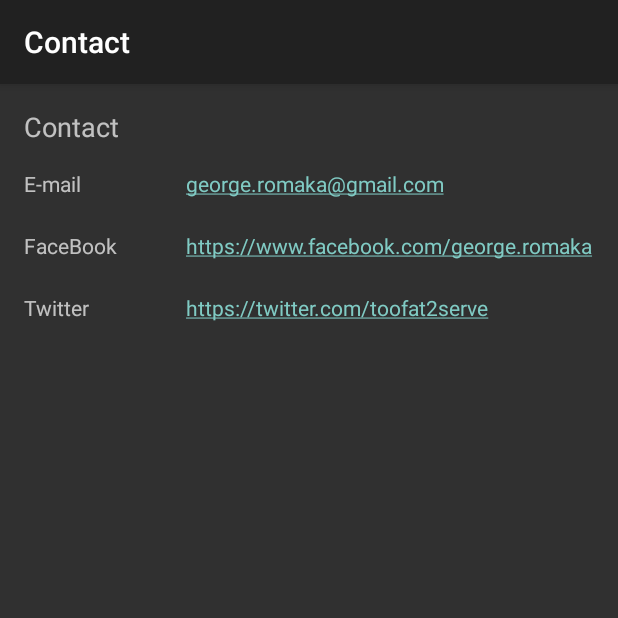
After one commit to toofat2serve/FivePointApp, an Android app: the Contact screen opened directly, with no data from a screen before it, on a phone screen of 412 x 824 dp, the top half of it. The commit adds this screen. Run offline under Robolectric (Android 15) with nearby library versions, the phone set to English and light mode, and no system bars.

Commit message:
//DONE: ADD unit list editing for user //DONE: ADD ABOUT Activity

```diff
--- /dev/null
+++ b/app/src/main/java/com/romaka/fivepointapp/Contact.java
@@ -0,0 +1,14 @@
+package com.romaka.fivepointapp;
+
+import android.os.Bundle;
+import android.app.Activity;
+
+public class Contact extends Activity {
+
+    @Override
+    protected void onCreate(Bundle savedInstanceState) {
+        super.onCreate(savedInstanceState);
+        setContentView(R.layout.activity_about);
+    }
+
+}
--- a/app/src/main/java/com/romaka/fivepointapp/Instrument.java
+++ b/app/src/main/java/com/romaka/fivepointapp/Instrument.java
@@ -64,7 +64,6 @@
    @Override
    public String toString()
    {
-	  // TODO: Implement this method
 	  String str;
 	  String div;
 
--- /dev/null
+++ b/app/src/main/res/layout/activity_about.xml
@@ -0,0 +1,93 @@
+<?xml version="1.0" encoding="utf-8"?>
+<android.support.constraint.ConstraintLayout xmlns:android="http://schemas.android.com/apk/res/android"
+    xmlns:app="http://schemas.android.com/apk/res-auto"
+    xmlns:tools="http://schemas.android.com/tools"
+    android:layout_width="match_parent"
+    android:layout_height="match_parent"
+    tools:context="com.romaka.fivepointapp.Contact"
+    tools:layout_editor_absoluteY="81dp">
+
+    <TextView
+        android:id="@+id/textView"
+        android:layout_width="wrap_content"
+        android:layout_height="wrap_content"
+        android:layout_marginStart="16dp"
+        android:layout_marginLeft="16dp"
+        android:layout_marginTop="16dp"
+        android:text="Contact"
+        android:textAppearance="@style/TextAppearance.AppCompat.Medium"
+        app:layout_constraintStart_toStartOf="parent"
+        app:layout_constraintTop_toTopOf="parent" />
+
+    <TextView
+        android:id="@+id/textView2"
+        android:layout_width="wrap_content"
+        android:layout_height="0dp"
+        android:autoLink="email"
+        android:text="george.romaka@gmail.com"
+        app:layout_constraintBottom_toBottomOf="@+id/textView5"
+        app:layout_constraintStart_toStartOf="@+id/textView4"
+        app:layout_constraintTop_toBottomOf="@+id/guideline2" />
+
+    <TextView
+        android:id="@+id/textView3"
+        android:layout_width="wrap_content"
+        android:layout_height="wrap_content"
+        android:layout_marginTop="22dp"
+        android:text="FaceBook"
+        app:layout_constraintStart_toStartOf="@+id/textView5"
+        app:layout_constraintTop_toBottomOf="@+id/textView5" />
+
+    <TextView
+        android:id="@+id/textView4"
+        android:layout_width="wrap_content"
+        android:layout_height="wrap_content"
+        android:autoLink="web"
+        android:text="https://www.facebook.com/george.romaka"
+        app:layout_constraintBaseline_toBaselineOf="@+id/textView3"
+        app:layout_constraintStart_toStartOf="@+id/textView6" />
+
+    <TextView
+        android:id="@+id/textView5"
+        android:layout_width="wrap_content"
+        android:layout_height="wrap_content"
+        android:layout_marginStart="16dp"
+        android:layout_marginLeft="16dp"
+        android:text="E-mail"
+        app:layout_constraintStart_toStartOf="parent"
+        app:layout_constraintTop_toTopOf="@+id/guideline2" />
+
+    <TextView
+        android:id="@+id/textView6"
+        android:layout_width="wrap_content"
+        android:layout_height="wrap_content"
+        android:layout_marginTop="22dp"
+        android:autoLink="web"
+        android:text="https://twitter.com/toofat2serve"
+        app:layout_constraintStart_toStartOf="@+id/guideline"
+        app:layout_constraintTop_toBottomOf="@+id/textView4" />
+
+    <TextView
+        android:id="@+id/textView7"
+        android:layout_width="wrap_content"
+        android:layout_height="wrap_content"
+        android:layout_marginTop="22dp"
+        android:text="Twitter"
+        app:layout_constraintStart_toStartOf="@+id/textView3"
+        app:layout_constraintTop_toBottomOf="@+id/textView3" />
+
+    <android.support.constraint.Guideline
+        android:id="@+id/guideline"
+        android:layout_width="wrap_content"
+        android:layout_height="wrap_content"
+        android:orientation="vertical"
+        app:layout_constraintGuide_end="288dp" />
+
+    <android.support.constraint.Guideline
+        android:id="@+id/guideline2"
+        android:layout_width="wrap_content"
+        android:layout_height="wrap_content"
+        android:orientation="horizontal"
+        app:layout_constraintGuide_begin="57dp" />
+
+</android.support.constraint.ConstraintLayout>
--- a/app/src/main/res/menu/mainmenu.xml
+++ b/app/src/main/res/menu/mainmenu.xml
@@ -10,7 +10,7 @@
         android:id="@+id/help"
         android:title="@string/help"/>
 	<item
-        android:id="@+id/about"
-        android:title="@string/about"/>
+		android:id="@+id/contact"
+		android:title="Contact" />
 
 </menu>
--- a/app/src/main/res/values/strings.xml
+++ b/app/src/main/res/values/strings.xml
@@ -53,10 +53,11 @@
     <string name="expected">Expected</string>
     <string name="actual">Actual</string>
     <string name="dev_">Dev %</string>
-	<string name="datalosswarning">If you leave thus page, you will lose all calibration data.\nDo you want to leave?</string>
+    <string name="datalosswarning">If you leave thus page, you will lose all calibration data.\nDo you want to leave?</string>
 
     <string name="app_name">FivePointApp</string>
     <string name="hello_world">Hello world!</string>
     <string name="calibration_progress">Calibration Progress</string>
+    <string name="title_activity_about">About</string>
 
 </resources>
```
Also changed, not shown: app/build.gradle (+7 -9 lines), app/src/main/AndroidManifest.xml (+14 -17 lines), app/src/main/java/com/romaka/fivepointapp/CalRecordAdapter.java (+6 -6 lines), app/src/main/java/com/romaka/fivepointapp/HelpActivity.java (+6 -6 lines), app/src/main/java/com/romaka/fivepointapp/MainActivity.java (+38 -38 lines), app/src/main/java/com/romaka/fivepointapp/SettingsFragment.java (+11 -7 lines), app/src/main/java/com/romaka/fivepointapp/UnitEditActivity.java (+33 -46 lines), 164 other files.
